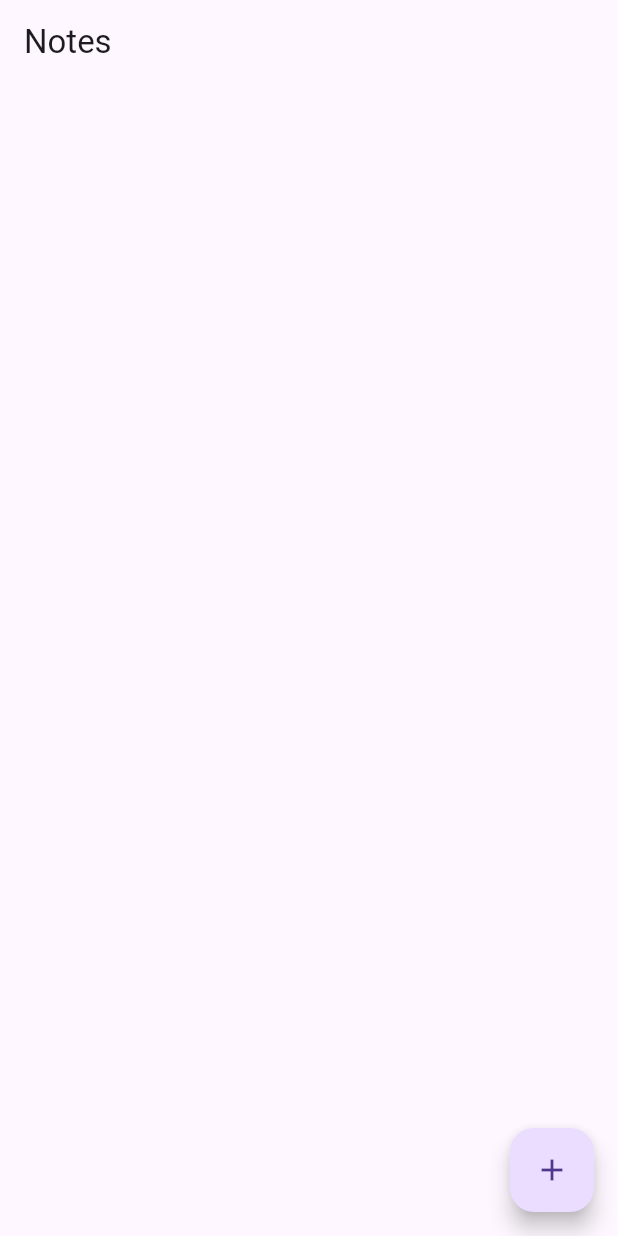
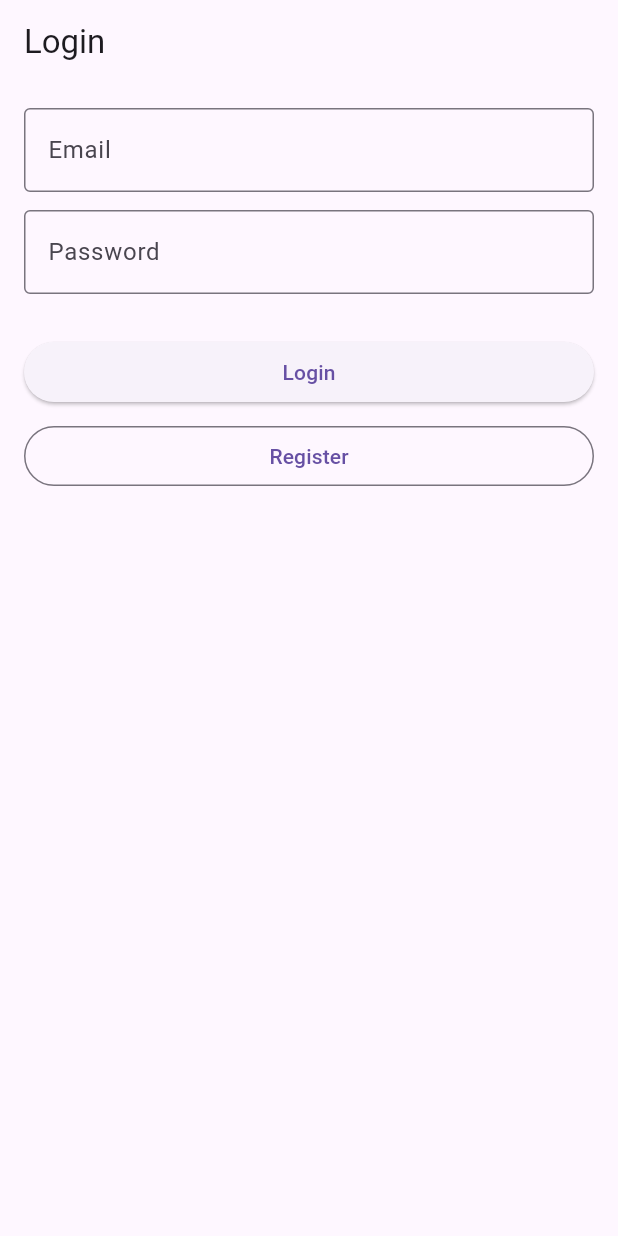
Before and after one commit to MochCahyahadiF05/flutter-note-app, a Flutter app: the screen it shows after launch, on a phone screen of 412 x 824 dp. Run offline on Flutter 3.47's test engine with Material 3 defaults, Android fonts, the phone set to English and light mode, and no system bars; our stand-ins replace cloud_firestore, firebase_auth, firebase_core, flutter_local_notifications, sqflite, timezone; accounts and stored records are empty.

Commit message:
auth dan notip

```diff
--- /dev/null
+++ b/lib/firebase/auth_page.dart
@@ -0,0 +1,161 @@
+import 'package:flutter/material.dart';
+import 'package:firebase_auth/firebase_auth.dart';
+import 'firestore_service.dart';
+
+class AuthPage extends StatefulWidget {
+  const AuthPage({super.key});
+
+  @override
+  State<AuthPage> createState() => _AuthPageState();
+}
+
+class _AuthPageState extends State<AuthPage> {
+  final _emailC = TextEditingController();
+  final _passC = TextEditingController();
+  bool _loading = false;
+
+  @override
+  void dispose() {
+    _emailC.dispose();
+    _passC.dispose();
+    super.dispose();
+  }
+
+  void _showError(String message) {
+    ScaffoldMessenger.of(context).showSnackBar(
+      SnackBar(content: Text(message), backgroundColor: Colors.red),
+    );
+  }
+
+  String _mapAuthError(String code) {
+    switch (code) {
+      case 'invalid-email':
+        return 'Format email tidak valid';
+      case 'user-not-found':
+        return 'Email belum terdaftar';
+      case 'wrong-password':
+        return 'Password salah';
+      case 'email-already-in-use':
+        return 'Email sudah digunakan';
+      case 'weak-password':
+        return 'Password terlalu lemah (minimal 6 karakter)';
+      case 'user-disabled':
+        return 'Akun dinonaktifkan';
+      case 'network-request-failed':
+        return 'Tidak ada koneksi internet';
+      case 'too-many-requests':
+        return 'Terlalu banyak percobaan. Coba lagi nanti.';
+      default:
+        return 'Autentikasi gagal ($code)';
+    }
+  }
+
+  Future<void> _loginOrRegister({required bool register}) async {
+    final email = _emailC.text.trim();
+    final password = _passC.text.trim();
+
+    // Validasi input
+    if (email.isEmpty || password.isEmpty) {
+      _showError('Email dan password wajib diisi');
+      return;
+    }
+
+    // Validasi password minimal 6
+    if (password.length < 6) {
+      _showError('Password minimal 6 karakter');
+      return;
+    }
+
+    setState(() => _loading = true);
+
+    try {
+      final auth = FirebaseAuth.instance;
+      UserCredential cred;
+
+      if (register) {
+        cred = await auth.createUserWithEmailAndPassword(
+          email: email,
+          password: password,
+        );
+      } else {
+        cred = await auth.signInWithEmailAndPassword(
+          email: email,
+          password: password,
+        );
+      }
+
+      final u = cred.user;
+      if (u == null) {
+        _showError('Login gagal. User tidak ditemukan.');
+        return;
+      }
+
+      await FirestoreService.instance.upsertUser(uid: u.uid, email: u.email);
+      // Tidak perlu Navigator manual karena main.dart pakai authStateChanges()
+    } on FirebaseAuthException catch (e) {
+      _showError(_mapAuthError(e.code));
+    } catch (_) {
+      _showError('Terjadi kesalahan. Coba lagi.');
+    } finally {
+      if (mounted) setState(() => _loading = false);
+    }
+  }
+
+  @override
+  Widget build(BuildContext context) {
+    return Scaffold(
+      appBar: AppBar(title: const Text('Login')),
+      body: Padding(
+        padding: const EdgeInsets.all(16),
+        child: Column(
+          children: [
+            TextField(
+              controller: _emailC,
+              keyboardType: TextInputType.emailAddress,
+              textInputAction: TextInputAction.next,
+              decoration: const InputDecoration(
+                labelText: 'Email',
+                border: OutlineInputBorder(),
+              ),
+            ),
+            const SizedBox(height: 12),
+            TextField(
+              controller: _passC,
+              obscureText: true,
+              textInputAction: TextInputAction.done,
+              decoration: const InputDecoration(
+                labelText: 'Password',
+                border: OutlineInputBorder(),
+              ),
+              onSubmitted: (_) {
+                if (!_loading) _loginOrRegister(register: false);
+              },
+            ),
+            const SizedBox(height: 16),
+            if (_loading) const CircularProgressIndicator(),
+            const SizedBox(height: 12),
+            SizedBox(
+              width: double.infinity,
+              child: ElevatedButton(
+                onPressed: _loading
+                    ? null
+                    : () => _loginOrRegister(register: false),
+                child: const Text('Login'),
+              ),
+            ),
+            const SizedBox(height: 8),
+            SizedBox(
+              width: double.infinity,
+              child: OutlinedButton(
+                onPressed: _loading
+                    ? null
+                    : () => _loginOrRegister(register: true),
+                child: const Text('Register'),
+              ),
+            ),
+          ],
+        ),
+      ),
+    );
+  }
+}
--- a/lib/main.dart
+++ b/lib/main.dart
@@ -1,8 +1,17 @@
 import 'package:flutter/material.dart';
+import 'package:firebase_core/firebase_core.dart';
+import 'package:firebase_auth/firebase_auth.dart';
+
+import 'firebase/auth_page.dart';
+import 'firebase/notip_service.dart';
 import 'notes_page.dart';
 
-void main() {
+void main() async {
   WidgetsFlutterBinding.ensureInitialized();
+  await Firebase.initializeApp();
+  await NotifService.instance.init();
+  await NotifService.instance
+      .showNow(title: 'Test Notification', body: 'Muncul sekarang');
   runApp(const MyApp());
 }
 
@@ -13,9 +22,34 @@ class MyApp extends StatelessWidget {
   Widget build(BuildContext context) {
     return MaterialApp(
       debugShowCheckedModeBanner: false,
-      title: 'Notes SQLite',
+      title: 'Notes Hybrid',
       theme: ThemeData(useMaterial3: true),
-      home: const NotesPage(),
+      home: StreamBuilder(
+        stream: FirebaseAuth.instance.authStateChanges(),
+        builder: (context, snap) {
+          final user = snap.data;
+          if (user == null) return const AuthPage();
+
+          return Scaffold(
+            appBar: AppBar(
+              title: const Text('Notes Hybrid'),
+              actions: [
+                IconButton(
+                  icon: const Icon(Icons.logout),
+                  onPressed: () async {
+                    await FirebaseAuth.instance.signOut();
+                    await NotifService.instance.showNow(
+                      title: 'Logout',
+                      body: 'Berhasil Keluar!'
+                    );
+                  },
+                ),
+              ],
+            ),
+            body: const NotesPage(),
+          );
+        },
+      ),
     );
   }
 }
```
Also changed, not shown: lib/firebase/firestore_service.dart (added, +55 -0 lines), lib/firebase/notip_service.dart (added, +166 -0 lines), pubspec.yaml (+6 -6 lines), pubspec.lock, 7 other files.
